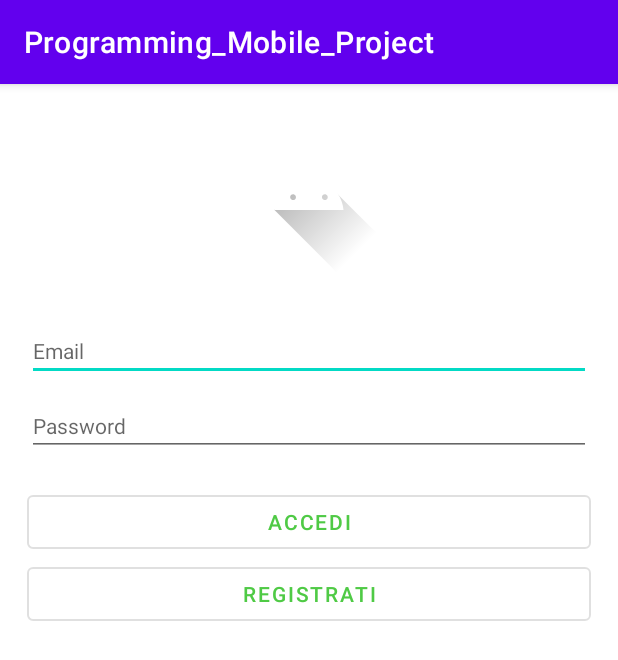
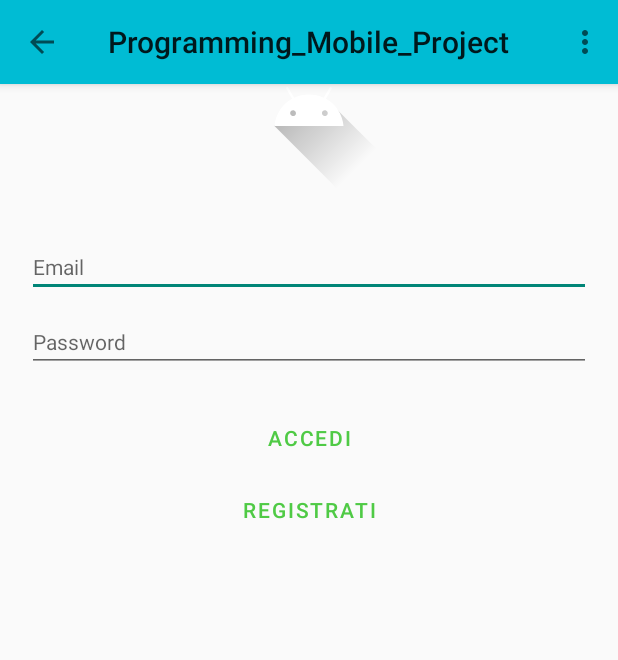
Before and after one commit to isZams/Programming_Mobile_Project, an Android app: the screen it shows after launch (MainActivity), on a phone screen of 412 x 824 dp. Shown: the top 660 px of the screen. Run offline under Robolectric (Android 15) with nearby library versions, the phone set to English and light mode, and no system bars; our stand-ins replace Firebase (no records; nobody signed in at launch, a user with empty details on screens opened directly).

Commit message:
add toolbar

```diff
--- a/app/src/main/java/com/example/programming_mobile_project/MainActivity.kt
+++ b/app/src/main/java/com/example/programming_mobile_project/MainActivity.kt
@@ -2,16 +2,22 @@ package com.example.programming_mobile_project
 
 import androidx.appcompat.app.AppCompatActivity
 import android.os.Bundle
-import androidx.navigation.Navigation
-import androidx.navigation.findNavController
+import android.view.Menu
+import androidx.appcompat.widget.Toolbar
 import androidx.navigation.fragment.NavHostFragment
-import com.example.programming_mobile_project.login.AuthFragment
 
 class MainActivity : AppCompatActivity() {
     override fun onCreate(savedInstanceState: Bundle?) {
         super.onCreate(savedInstanceState)
         setContentView(R.layout.activity_main)
-        val navHostfragment = supportFragmentManager.findFragmentById(R.id.nav_host_fragment) as NavHostFragment
-        val nav_controller = navHostfragment.navController
+        val navHostfragment =
+            supportFragmentManager.findFragmentById(R.id.nav_host_fragment) as NavHostFragment
+        setSupportActionBar(findViewById<Toolbar>(R.id.main_toolbar))
+
+    }
+
+    override fun onCreateOptionsMenu(menu: Menu?): Boolean {
+        menuInflater.inflate(R.menu.toolbar_menu, menu)
+        return true
     }
 }
--- a/app/src/main/res/layout/activity_main.xml
+++ b/app/src/main/res/layout/activity_main.xml
@@ -6,8 +6,22 @@
     android:layout_height="match_parent"
     tools:context=".MainActivity">
 
+    <androidx.appcompat.widget.Toolbar
+        android:id="@+id/main_toolbar"
+        android:layout_width="match_parent"
+        android:layout_height="?attr/actionBarSize"
+        android:background="?attr/colorPrimary"
+        android:elevation="4dp"
+        android:theme="@style/Theme.Programming_Mobile_Project"
+        app:layout_constraintBottom_toBottomOf="parent"
+        app:layout_constraintEnd_toEndOf="parent"
+        app:layout_constraintStart_toStartOf="parent"
+        app:layout_constraintTop_toTopOf="parent"
+        app:layout_constraintVertical_bias="0.0"
+        app:navigationIcon="?homeAsUpIndicator"
+        />
 
-    <fragment
+    <androidx.fragment.app.FragmentContainerView
         android:id="@+id/nav_host_fragment"
         android:name="androidx.navigation.fragment.NavHostFragment"
         android:layout_width="match_parent"
--- /dev/null
+++ b/app/src/main/res/menu/toolbar_menu.xml
@@ -0,0 +1,4 @@
+<?xml version="1.0" encoding="utf-8"?>
+<menu xmlns:android="http://schemas.android.com/apk/res/android">
+    <item android:title="elem1" />
+</menu>
--- a/app/src/main/res/values-night/themes.xml
+++ b/app/src/main/res/values-night/themes.xml
@@ -1,13 +1,13 @@
 <resources xmlns:tools="http://schemas.android.com/tools">
     <!-- Base application theme. -->
-    <style name="Theme.Programming_Mobile_Project" parent="Theme.MaterialComponents.DayNight.DarkActionBar">
+    <style name="Theme.Programming_Mobile_Project" parent="Theme.AppCompat.DayNight.NoActionBar">
         <!-- Primary brand color. -->
-        <item name="colorPrimary">@color/purple_200</item>
-        <item name="colorPrimaryVariant">@color/purple_700</item>
-        <item name="colorOnPrimary">@color/black</item>
+        <item name="colorPrimary">@color/primaryColor</item>
+        <item name="colorPrimaryVariant">@color/darkPrimary</item>
+        <item name="colorOnPrimary">@color/white</item>
         <!-- Secondary brand color. -->
-        <item name="colorSecondary">@color/teal_200</item>
-        <item name="colorSecondaryVariant">@color/teal_200</item>
+        <item name="colorSecondary">@color/accentColor</item>
+        <item name="colorSecondaryVariant">@color/accentColorDark</item>
         <item name="colorOnSecondary">@color/black</item>
         <!-- Status bar color. -->
         <item name="android:statusBarColor" tools:targetApi="l">?attr/colorPrimaryVariant</item>
--- a/app/src/main/res/values/colors.xml
+++ b/app/src/main/res/values/colors.xml
@@ -11,5 +11,6 @@
     <color name="lightPrimary">#B2EBF2</color>
     <color name="primaryColor">#00BCD4</color>
     <color name="accentColor">#FFC107</color>
+    <color name="accentColorDark">#BA8B00</color>
     <color name="dividerColor">#BDBDBD</color>
 </resources>
--- a/app/src/main/res/values/themes.xml
+++ b/app/src/main/res/values/themes.xml
@@ -1,13 +1,13 @@
 <resources xmlns:tools="http://schemas.android.com/tools">
     <!-- Base application theme. -->
-    <style name="Theme.Programming_Mobile_Project" parent="Theme.MaterialComponents.DayNight.DarkActionBar">
+    <style name="Theme.Programming_Mobile_Project" parent="Theme.AppCompat.Light.NoActionBar">
         <!-- Primary brand color. -->
-        <item name="colorPrimary">@color/purple_500</item>
-        <item name="colorPrimaryVariant">@color/purple_700</item>
+        <item name="colorPrimary">@color/primaryColor</item>
+        <item name="colorPrimaryVariant">@color/darkPrimary</item>
         <item name="colorOnPrimary">@color/white</item>
         <!-- Secondary brand color. -->
-        <item name="colorSecondary">@color/teal_200</item>
-        <item name="colorSecondaryVariant">@color/teal_700</item>
+        <item name="colorSecondary">@color/accentColor</item>
+        <item name="colorSecondaryVariant">@color/accentColorDark</item>
         <item name="colorOnSecondary">@color/black</item>
         <!-- Status bar color. -->
         <item name="android:statusBarColor" tools:targetApi="l">?attr/colorPrimaryVariant</item>
```
